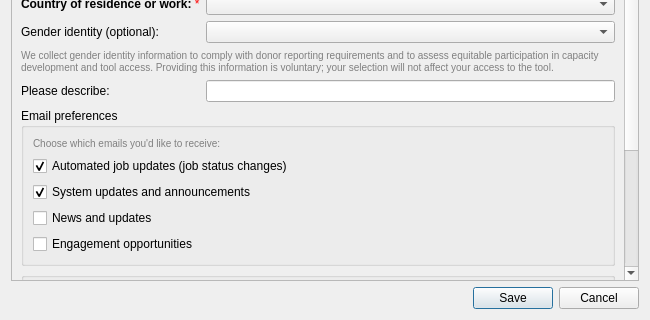
The window that LDMP/gui/DlgSettingsEditUpdate.ui (ConservationInternational/trends.earth) describes before a commit, drawn with Qt 5; both pictures show x 0 to 650 and y 280 to 600 of the 650 by 600 pixel window.
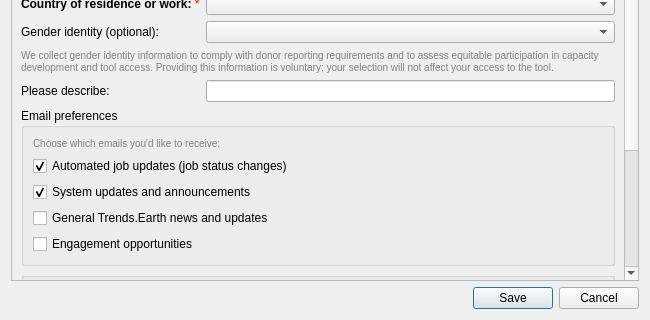
The same window after the commit.

```diff
--- a/LDMP/gui/DlgSettingsEditUpdate.ui
+++ b/LDMP/gui/DlgSettingsEditUpdate.ui
@@ -288,7 +288,7 @@
           <item>
            <widget class="QCheckBox" name="email_subscription_news">
             <property name="text">
-             <string>News and updates</string>
+                     <string>General Trends.Earth news and updates</string>
             </property>
             <property name="checked">
              <bool>false</bool>
```
